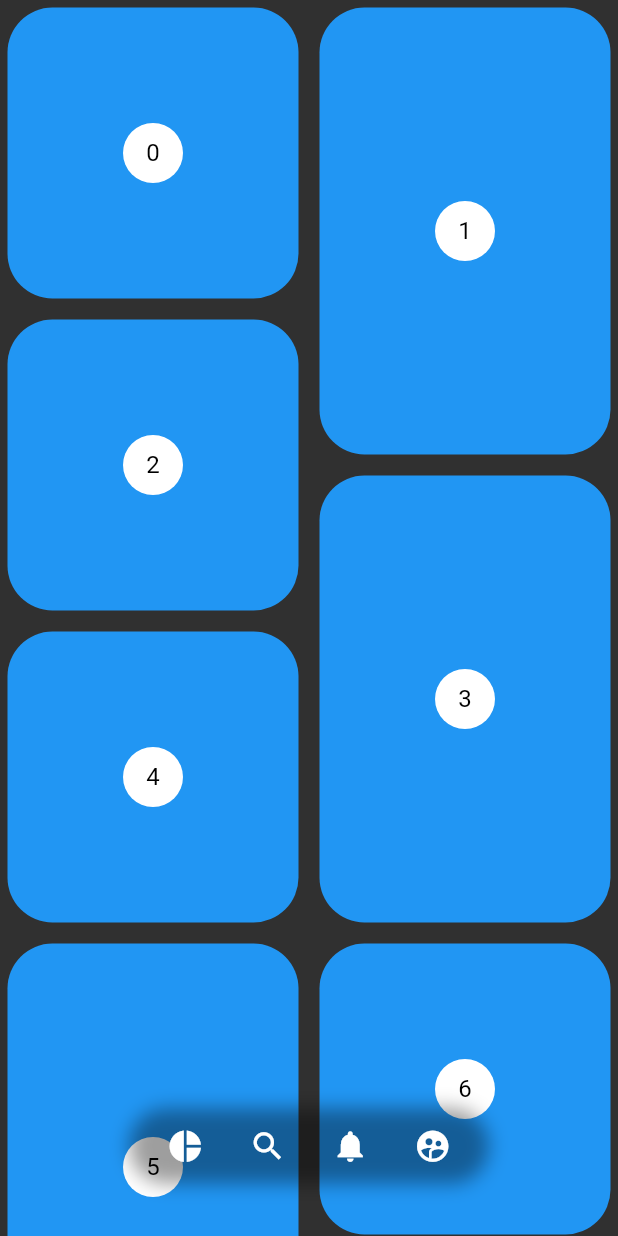
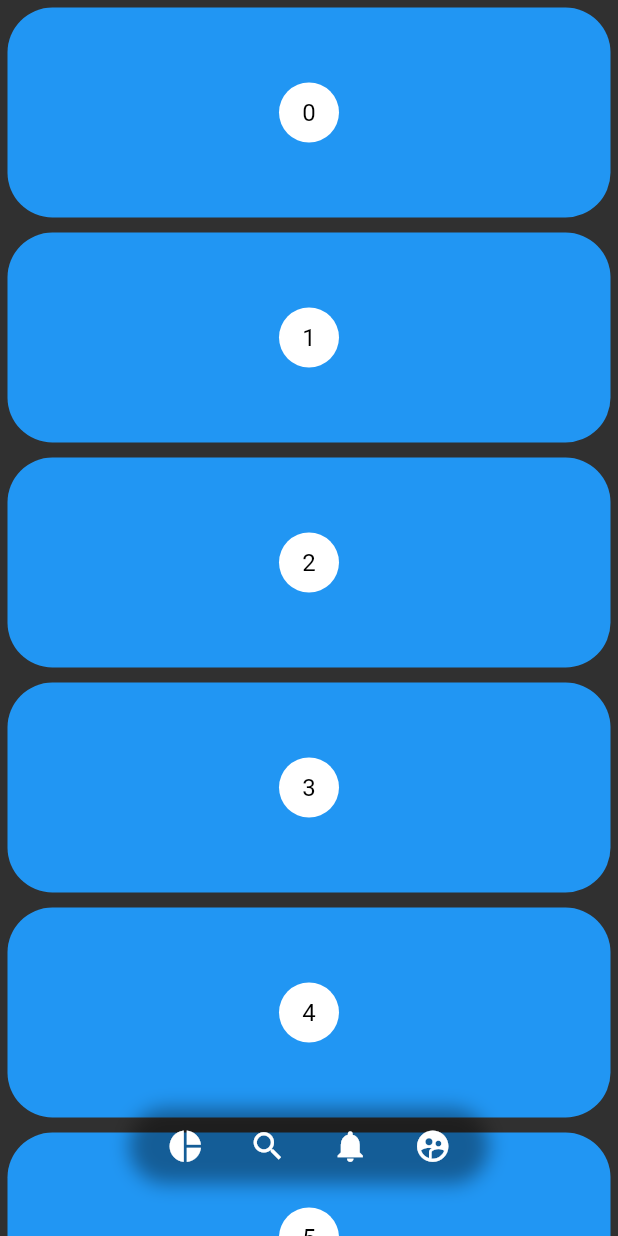
Before and after one commit to KitanoR/dise-os_flutter, a Flutter app: the PinterestPage screen opened directly, on a phone screen of 412 x 824 dp. Run offline on Flutter 3.47's test engine with Material 2 defaults, Android fonts, the phone set to English and light mode, and no system bars; our stand-ins replace animate_do, flutter_svg, font_awesome_flutter; statements that could not run were skipped.

Commit message:
Se ha agregado un loader en la lista

```diff
--- a/lib/src/pages/pinterest_page.dart
+++ b/lib/src/pages/pinterest_page.dart
@@ -1,5 +1,6 @@
 import 'package:disenios/src/theme/theme.dart';
 import 'package:disenios/src/widgets/pinterest_menu.dart';
+import 'package:flutter/cupertino.dart';
 import 'package:flutter/material.dart';
 import 'package:flutter_staggered_grid_view/flutter_staggered_grid_view.dart';
 
@@ -59,30 +60,31 @@ class PinterestGrid extends StatefulWidget {
 }
 
 class _PinterestGridState extends State<PinterestGrid> {
-  final List<int> items = List.generate(200, (i) => i);
+   List<int> items = List.generate(10, (i) => i);
   ScrollController controller = new ScrollController();
   double scrollAnterior = 0;
   @override
   void initState() {
-        super.initState();
+      super.initState();
+    controller..addListener(() =>_scrollListener(context));
+  }
+  getItems() {
+    print('Get items');
+    items.addAll(List.generate(10, (i)=> i));
+    setState(() {
 
-
-
-    controller..addListener(() =>_scrollListener(context));
+    });
   }
   _scrollListener(BuildContext context) {
      if(controller.offset > scrollAnterior && controller.offset > 150){
-        print('ocultar menu');
         Provider.of<_MenuModel>(context, listen: false).mostrar = false;
       }else {
-        print('Mostrar menu');
         Provider.of<_MenuModel>(context, listen: false).mostrar = true;
-
       }
       scrollAnterior = controller.offset;
     if (controller.offset >= controller.position.maxScrollExtent &&
         !controller.position.outOfRange) {
-
+          getItems();
     }
     if (controller.offset <= controller.position.minScrollExtent &&
         !controller.position.outOfRange) {
@@ -96,16 +98,38 @@ class _PinterestGridState extends State<PinterestGrid> {
   }
   @override
   Widget build(BuildContext context) {
-    return new StaggeredGridView.countBuilder(
-        controller: controller,
-        crossAxisCount: 4,
-        itemCount: items.length,
-        itemBuilder: (BuildContext context, int index) => _PinterestItem(index),
-        staggeredTileBuilder: (int index) =>
-            new StaggeredTile.count(2, index.isEven ? 2 : 3),
-        mainAxisSpacing: 4.0,
-        crossAxisSpacing: 4.0,
-      );
+    return ListView.builder(
+      controller: controller,
+      itemCount: items.length + 1,
+      itemBuilder: (BuildContext context, int index){
+          if(index == items.length){
+            return Container(
+              height: 150,
+              child: Center(
+                child: CircularProgressIndicator(),
+              ),
+            );
+          }
+          return Container(
+            height: 150,
+            child: _PinterestItem(index));
+        }
+    );
+    // return new StaggeredGridView.countBuilder(
+    //     controller: controller,
+    //     crossAxisCount: 4,
+    //     itemCount: items.length + 1,
+    //     itemBuilder: (BuildContext context, int index){
+    //       if(index == items.length){
+    //         return CircularProgressIndicator();
+    //       }
+    //       return _PinterestItem(index);
+    //     },
+    //     staggeredTileBuilder: (int index) =>
+    //         new StaggeredTile.count(2, index.isEven ? 2 : 3),
+    //     mainAxisSpacing: 4.0,
+    //     crossAxisSpacing: 4.0,
+    //   );
   }
 }
 
```
